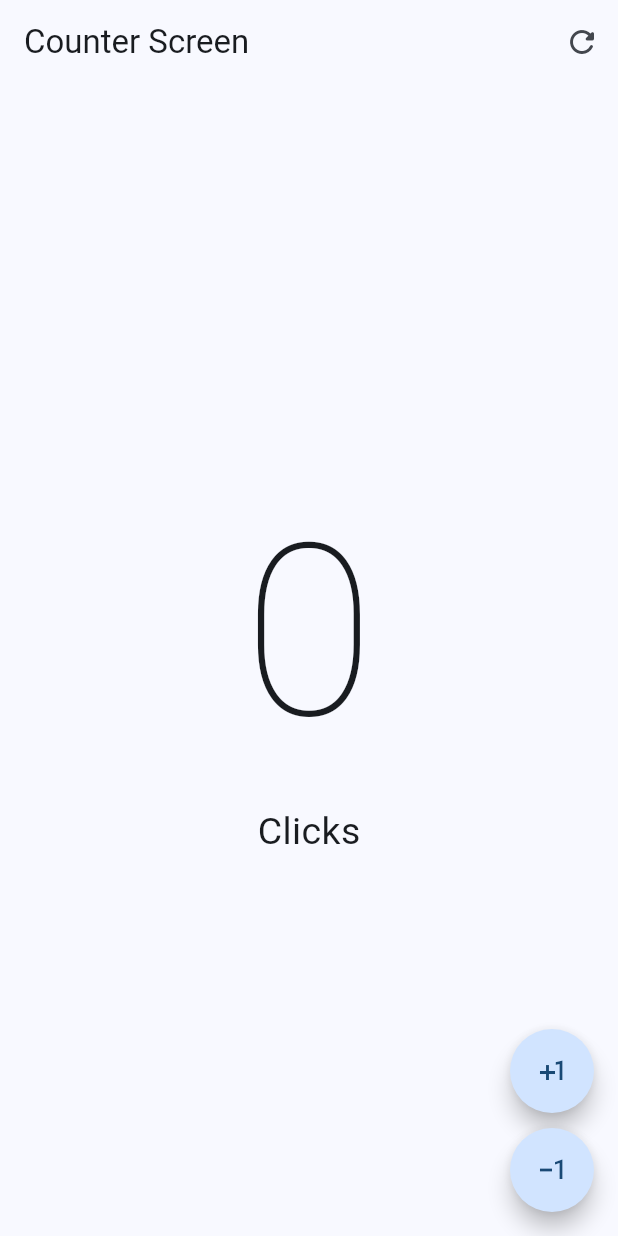
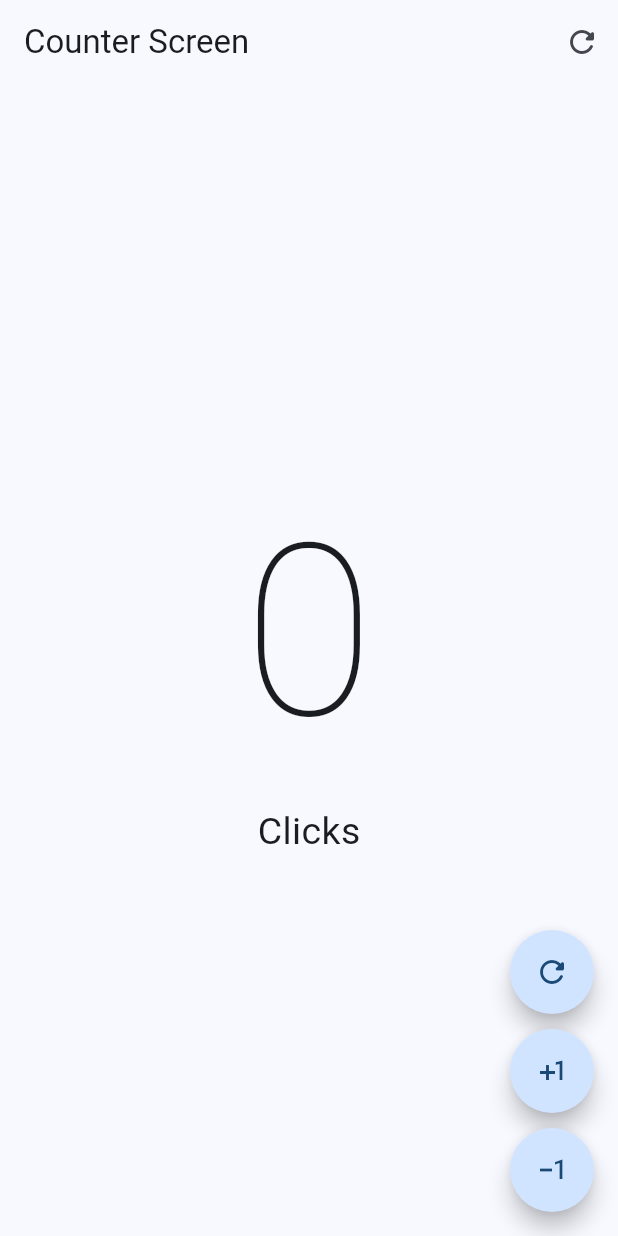
Before and after one commit to chemunoz/flutter-hello-world-app, a Flutter app: the screen it shows after launch, on a phone screen of 412 x 824 dp. Run offline on Flutter 3.47's test engine with Material 2 defaults, Android fonts, the phone set to English and light mode, and no system bars.

Commit message:
refactor: create custom widget to abstract logic in an unique source and add refresh button

```diff
--- a/lib/presentation/screens/counter/counter_screen.dart
+++ b/lib/presentation/screens/counter/counter_screen.dart
@@ -47,36 +47,54 @@ class _CounterScreenState extends State<CounterScreen> {
         floatingActionButton: Column(
           mainAxisAlignment: MainAxisAlignment.end,
           children: [
-            FloatingActionButton(
-              shape: StadiumBorder(), // hace el botón circular
+            CustomButton(
+              icon: Icons.refresh_rounded,
               onPressed: () {
-                // Para que la información se renderice en la vista
-                // tenemos que indidar que recargue el Widget
-                // así que metemos el incremento en el método de recarga
+                setState(() {
+                  clickCounter = 0;
+                });
+              },
+            ),
+            SizedBox(
+              height: 10,
+            ),
+            CustomButton(
+              icon: Icons.plus_one,
+              onPressed: () {
                 setState(() {
                   clickCounter++;
                 });
               },
-              child: const Icon(Icons.plus_one),
             ),
             SizedBox(
               height: 10,
             ),
-            FloatingActionButton(
-              shape: StadiumBorder(), // hace el botón circular
+            CustomButton(
+              icon: Icons.exposure_minus_1_outlined,
               onPressed: () {
                 if (clickCounter == 0) return;
-
-                // Para que la información se renderice en la vista
-                // tenemos que indidar que recargue el Widget
-                // así que metemos el incremento en el método de recarga
                 setState(() {
                   clickCounter--;
                 });
               },
-              child: const Icon(Icons.exposure_minus_1_outlined),
             )
           ],
         ));
   }
 }
+
+class CustomButton extends StatelessWidget {
+  final IconData icon;
+  final VoidCallback? onPressed;
+
+  const CustomButton({super.key, required this.icon, this.onPressed});
+
+  @override
+  Widget build(BuildContext context) {
+    return FloatingActionButton(
+      shape: StadiumBorder(), // hace el botón circular
+      onPressed: onPressed,
+      child: Icon(icon),
+    );
+  }
+}
```
